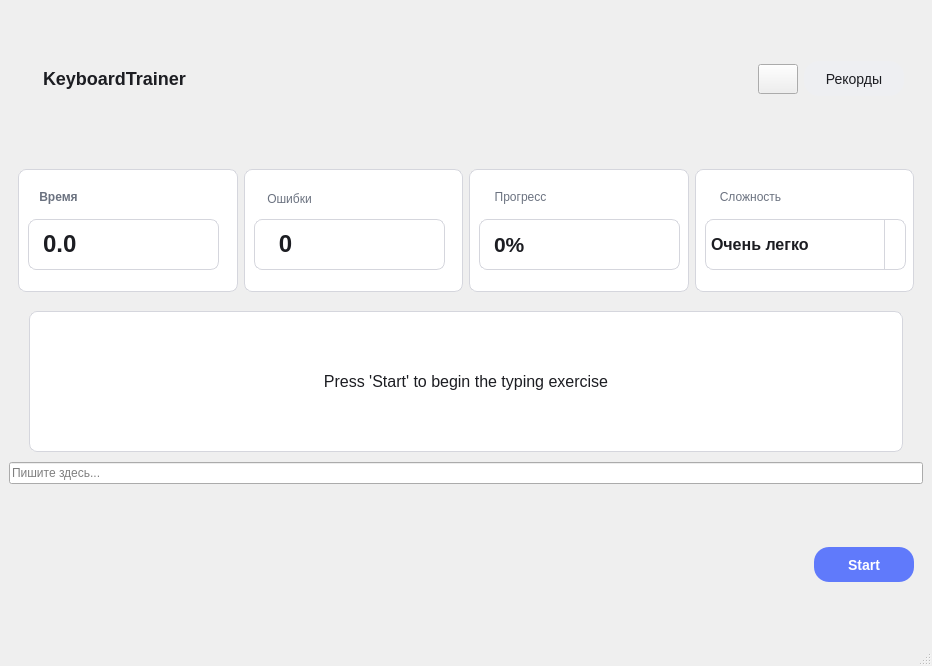
Above: KeyboardTrainer.ui from Sadetrin/KeyboardTrainer before the change. Below: the same form after it.
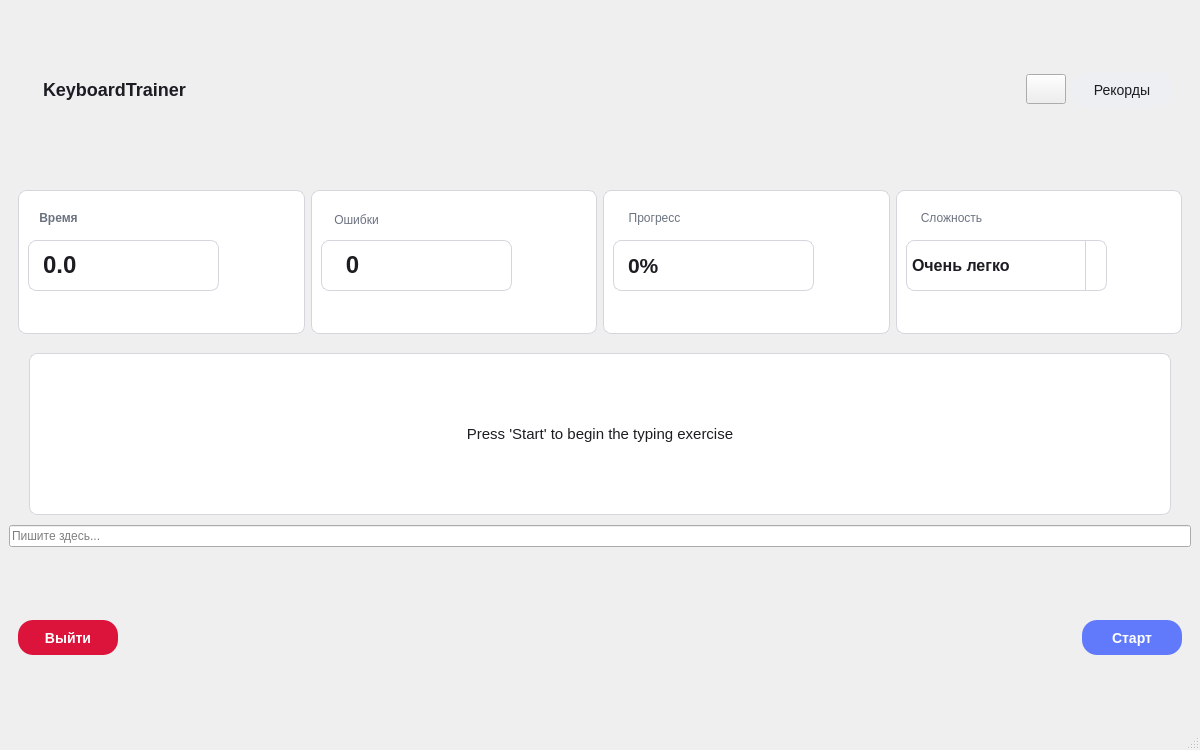
That is the form after the change. Icons and pictures are not drawn. Custom widgets are drawn as their Qt base class.

What changed in the file:
```diff
--- a/KeyboardTrainer.ui
+++ b/KeyboardTrainer.ui
@@ -6,14 +6,14 @@
    <rect>
     <x>0</x>
     <y>0</y>
-    <width>932</width>
-    <height>666</height>
+    <width>1200</width>
+    <height>750</height>
    </rect>
   </property>
   <property name="minimumSize">
    <size>
-    <width>932</width>
-    <height>666</height>
+    <width>1200</width>
+    <height>750</height>
    </size>
   </property>
   <property name="windowTitle">
@@ -418,12 +418,12 @@
      <widget class="QLabel" name="referenceLabel">
       <property name="styleSheet">
        <string notr="true">QLabel {
-	font: 700 16pt &quot;Comic Sans MS&quot;;
+	font: 700 15pt &quot;Comic Sans MS&quot;;
     border: 1px solid #D5D6DD;
     border-radius: 8px;
     background-color: #FFFFFF;
     padding: 15px;
-    font-size: 16px;
+    font-size: 15px;
     color: #1C1D22;
     min-height: 100px;
     margin: 0 20px;
@@ -470,6 +470,26 @@
        <property name="spacing">
         <number>10</number>
        </property>
+       <item>
+        <widget class="QPushButton" name="quitButton">
+         <property name="styleSheet">
+          <string notr="true">QPushButton {
+	font: 700 14pt &quot;Comic Sans MS&quot;;
+    min-width: 100px;
+    border-radius: 15px;
+    height: 35px;
+    background-color: #DC143C;
+    color: #FFFFFF;
+	color: rgb(255, 255, 255);
+    font-size: 14px;
+    font-weight: bold;
+}</string>
+         </property>
+         <property name="text">
+          <string>Выйти</string>
+         </property>
+        </widget>
+       </item>
        <item>
         <spacer name="horizontalSpacer_2">
          <property name="orientation">
@@ -498,7 +518,7 @@
 }</string>
          </property>
          <property name="text">
-          <string>Start</string>
+          <string>Старт</string>
          </property>
         </widget>
        </item>
```
Left out of the diff: 2 changed lines with no effect on the pictures.
